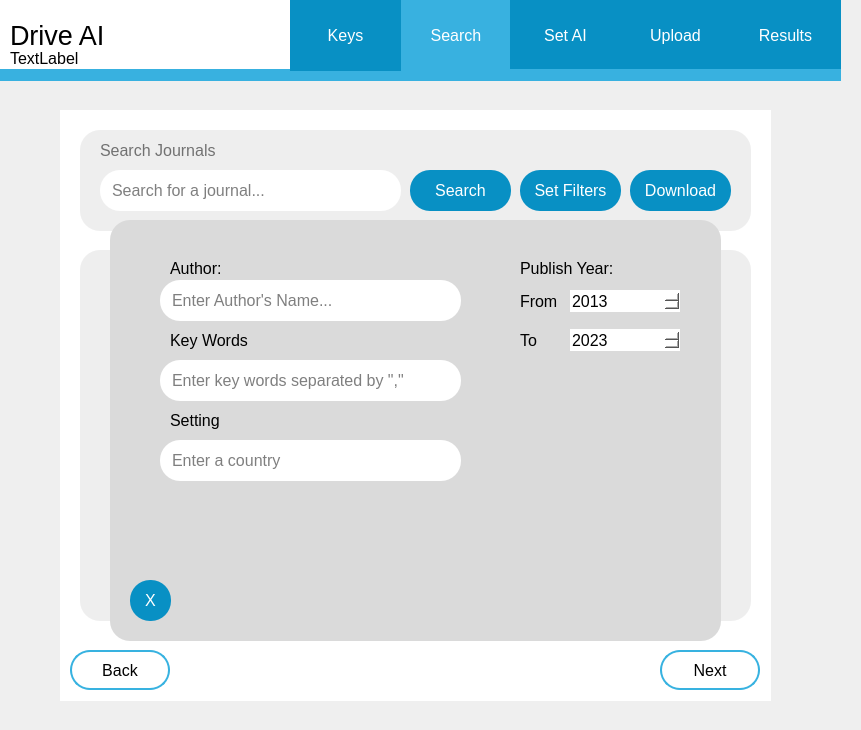
Qt form src/modules/GUI/GUI.ui (Semuca/road-safety-scanner) before a commit.
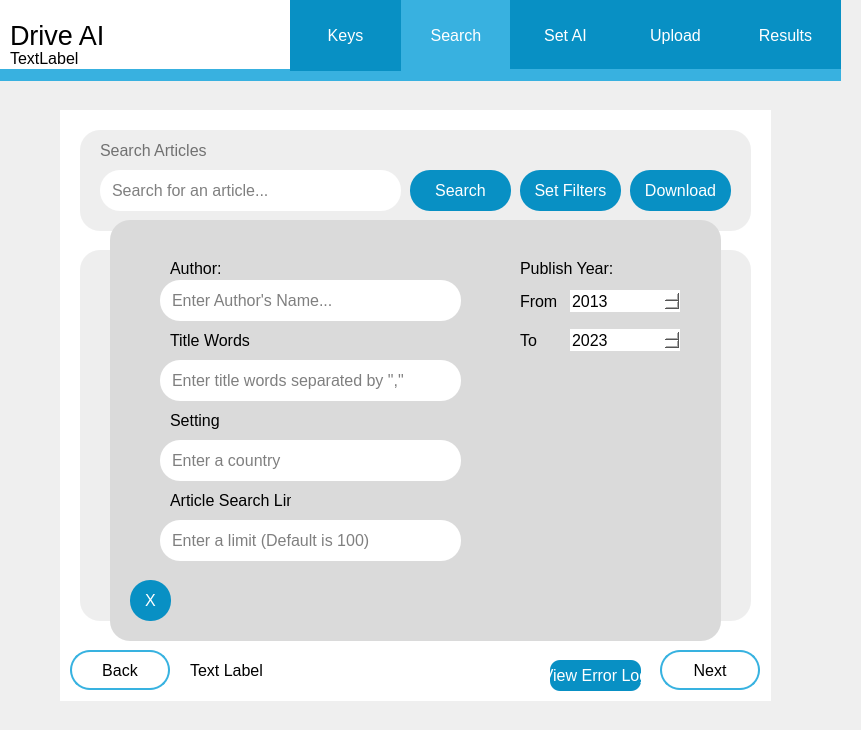
The same form after that commit. The open tabs and pages were chosen to show the change.

Commit message: feat(GUI): implemented article limit, article counter, adjusted default publish date values, replaced keyword search with title search in gui, fixed close button not closing in set filters menu (#52)

The edit to the form file:
```diff
--- a/src/modules/GUI/GUI.ui
+++ b/src/modules/GUI/GUI.ui
@@ -547,7 +547,7 @@
        <string notr="true">font: 700 12pt;</string>
       </property>
       <property name="text">
-       <string>Key Words</string>
+       <string>Title Words</string>
       </property>
      </widget>
      <widget class="QLineEdit" name="authorName">
@@ -630,7 +630,7 @@
        <string/>
       </property>
       <property name="placeholderText">
-       <string>Enter key words separated by &quot;,&quot;</string>
+       <string>Enter title words separated by &quot;,&quot;</string>
       </property>
      </widget>
      <widget class="QLineEdit" name="setting">
@@ -769,6 +769,47 @@
        <string>To</string>
       </property>
      </widget>
+     <widget class="QLineEdit" name="articleLimit">
+      <property name="geometry">
+       <rect>
+        <x>50</x>
+        <y>300</y>
+        <width>301</width>
+        <height>41</height>
+       </rect>
+      </property>
+      <property name="styleSheet">
+       <string notr="true">QLineEdit{
+	background-color: rgb(255, 255, 255);
+	font: 12pt;
+	padding-left: 10px;
+	border-radius: 20px;  
+}
+</string>
+      </property>
+      <property name="text">
+       <string/>
+      </property>
+      <property name="placeholderText">
+       <string>Enter a limit (Default is 100)</string>
+      </property>
+     </widget>
+     <widget class="QLabel" name="articleLimitLabel">
+      <property name="geometry">
+       <rect>
+        <x>60</x>
+        <y>270</y>
+        <width>121</width>
+        <height>21</height>
+       </rect>
+      </property>
+      <property name="styleSheet">
+       <string notr="true">font: 700 12pt;</string>
+      </property>
+      <property name="text">
+       <string>Article Search Limit</string>
+      </property>
+     </widget>
     </widget>
     <widget class="QWidget" name="uploadJournal_2" native="true">
      <property name="geometry">
@@ -803,7 +844,7 @@
 }</string>
       </property>
       <property name="text">
-       <string>Search Journals</string>
+       <string>Search Articles</string>
       </property>
      </widget>
      <widget class="QLineEdit" name="elsevierQuery">
@@ -824,7 +865,7 @@
 </string>
       </property>
       <property name="placeholderText">
-       <string>Search for a journal...</string>
+       <string>Search for an article...</string>
       </property>
      </widget>
      <widget class="QPushButton" name="downloadElsevierJournals">
@@ -1014,6 +1055,47 @@
       </column>
      </widget>
     </widget>
+    <widget class="QLabel" name="statusLabel">
+     <property name="enabled">
+      <bool>false</bool>
+     </property>
+     <property name="geometry">
+      <rect>
+       <x>130</x>
+       <y>545</y>
+       <width>331</width>
+       <height>31</height>
+      </rect>
+     </property>
+     <property name="text">
+      <string>Text Label</string>
+     </property>
+    </widget>
+    <widget class="QPushButton" name="viewLogButton">
+     <property name="enabled">
+      <bool>false</bool>
+     </property>
+     <property name="geometry">
+      <rect>
+       <x>490</x>
+       <y>550</y>
+       <width>91</width>
+       <height>31</height>
+      </rect>
+     </property>
+     <property name="styleSheet">
+      <string notr="true">QPushButton{
+	color:white;
+	border-radius:10px;
+	font: 700 10pt;
+	background-color: rgb(8, 144, 196);
+}
+</string>
+     </property>
+     <property name="text">
+      <string>View Error Log</string>
+     </property>
+    </widget>
     <zorder>uploadJournal_2</zorder>
     <zorder>results</zorder>
     <zorder>setFiltersPage</zorder>
```
Left out of the diff: 22 changed lines with no effect on the pictures. The commit also changes 5 other files.
